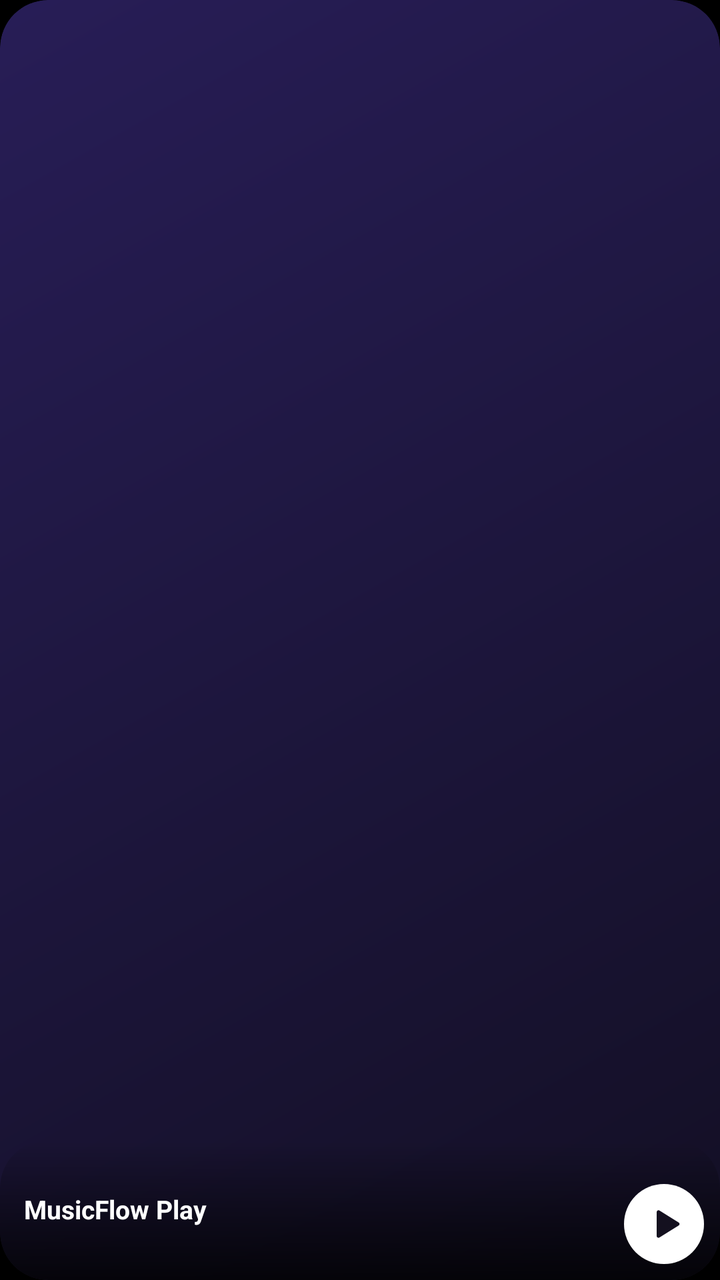
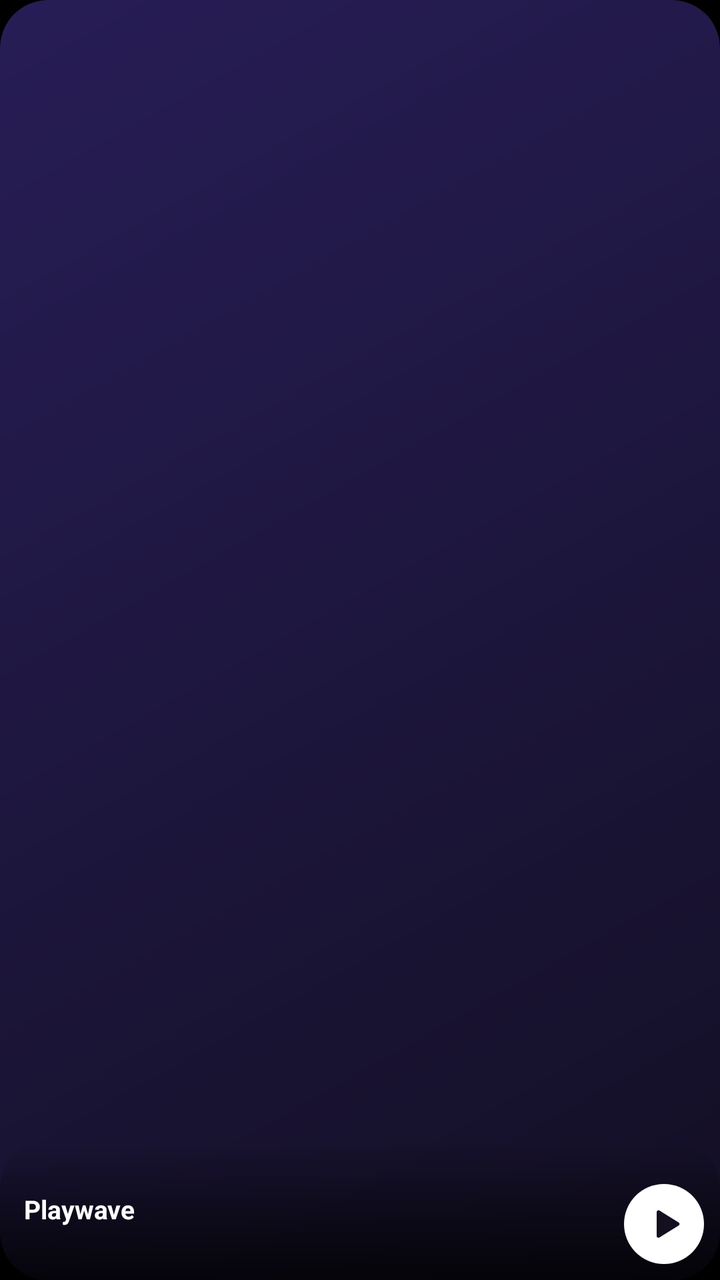

Before-and-after screenshots of an Android layout around one commit, followed by the original layout XML and the change that was made.
<!-- AndroidManifest.xml: application theme Theme.MusicFlowPlay -->
<!-- res/layout/widget_mini.xml -->
<?xml version="1.0" encoding="utf-8"?>
<FrameLayout xmlns:android="http://schemas.android.com/apk/res/android"
    android:id="@+id/w_root" android:layout_width="match_parent" android:layout_height="match_parent"
    android:background="@drawable/widget_bg" android:clipToOutline="true">
    <ImageView android:id="@+id/w_cover" android:layout_width="match_parent" android:layout_height="match_parent"
        android:scaleType="centerCrop" android:src="@mipmap/ic_launcher" android:contentDescription="Cover" />
    <LinearLayout android:layout_width="match_parent" android:layout_height="wrap_content" android:layout_gravity="bottom"
        android:orientation="horizontal" android:gravity="center_vertical" android:background="@drawable/widget_scrim"
        android:paddingStart="12dp" android:paddingEnd="8dp" android:paddingTop="22dp" android:paddingBottom="8dp">
        <LinearLayout android:layout_width="0dp" android:layout_height="wrap_content" android:layout_weight="1" android:orientation="vertical">
            <TextView android:id="@+id/w_title" android:layout_width="match_parent" android:layout_height="wrap_content"
                android:text="MusicFlow Play" android:textColor="#FFFFFF" android:textSize="13sp" android:textStyle="bold"
                android:maxLines="1" android:ellipsize="end" />
            <TextView android:id="@+id/w_artist" android:layout_width="match_parent" android:layout_height="wrap_content"
                android:text="" android:textColor="#CCFFFFFF" android:textSize="11sp" android:maxLines="1" android:ellipsize="end" />
        </LinearLayout>
        <ImageButton android:id="@+id/w_play" android:layout_width="40dp" android:layout_height="40dp" android:padding="9dp"
            android:background="@drawable/widget_play_bg" android:scaleType="fitCenter" android:src="@drawable/ic_w_play" android:contentDescription="Play or pause" />
    </LinearLayout>
</FrameLayout>
<!-- resources referenced by this layout -->
<resources>
  <!-- drawable ic_w_play (drawable) -->
  <vector xmlns:android="http://schemas.android.com/apk/res/android" android:width="24dp" android:height="24dp" android:viewportWidth="24" android:viewportHeight="24">
    <path android:fillColor="#FF14101F" android:pathData="M8,5.5v13a1,1 0,0 0,1.5 0.86l10.5,-6.5a1,1 0,0 0,0 -1.72L9.5,4.64A1,1 0,0 0,8 5.5z"/>
  </vector>
  <!-- drawable widget_bg (drawable) -->
  <?xml version="1.0" encoding="utf-8"?>
  <shape xmlns:android="http://schemas.android.com/apk/res/android" android:shape="rectangle">
      <gradient android:startColor="#F02A1F5C" android:endColor="#F0141026" android:angle="315" />
      <corners android:radius="24dp" />
  </shape>
  <!-- drawable widget_play_bg (drawable) -->
  <shape xmlns:android="http://schemas.android.com/apk/res/android" android:shape="oval"><solid android:color="#FFFFFFFF" /></shape>
  <!-- drawable widget_scrim (drawable) -->
  <shape xmlns:android="http://schemas.android.com/apk/res/android" android:shape="rectangle">
      <gradient android:startColor="#00000000" android:endColor="#CC000000" android:angle="270" />
      <corners android:radius="24dp" />
  </shape>
  <!-- mipmap ic_launcher (mipmap-anydpi-v26) -->
  <?xml version="1.0" encoding="utf-8"?>
  <adaptive-icon xmlns:android="http://schemas.android.com/apk/res/android">
      <background android:drawable="@color/ic_launcher_background" />
      <foreground android:drawable="@drawable/ic_launcher_foreground" />
  </adaptive-icon>
  <style name="Theme.MusicFlowPlay" parent="Theme.AppCompat.NoActionBar">
          <item name="android:statusBarColor">@android:color/transparent</item>
          <item name="android:navigationBarColor">@android:color/transparent</item>
          <item name="android:windowBackground">#000000</item>
      </style>
  <color name="ic_launcher_background">#10242A</color>
  <!-- drawable ic_launcher_foreground (drawable) -->
  <?xml version="1.0" encoding="utf-8"?>
  <vector xmlns:android="http://schemas.android.com/apk/res/android"
      android:width="108dp"
      android:height="108dp"
      android:viewportWidth="108"
      android:viewportHeight="108">
      <path
          android:fillColor="#29E0E8"
          android:pathData="M62,24 L62,64 A14,12 0 1,1 56,53 L56,34 L74,29 L74,55 A14,12 0 1,1 68,44 L68,20 Z" />
  </vector>
</resources>

<!-- the commit's change to res/layout/widget_mini.xml (unified diff, before → after) -->
@@ -9,7 +9,7 @@
         android:paddingStart="12dp" android:paddingEnd="8dp" android:paddingTop="22dp" android:paddingBottom="8dp">
         <LinearLayout android:layout_width="0dp" android:layout_height="wrap_content" android:layout_weight="1" android:orientation="vertical">
             <TextView android:id="@+id/w_title" android:layout_width="match_parent" android:layout_height="wrap_content"
-                android:text="MusicFlow Play" android:textColor="#FFFFFF" android:textSize="13sp" android:textStyle="bold"
+                android:text="Playwave" android:textColor="#FFFFFF" android:textSize="13sp" android:textStyle="bold"
                 android:maxLines="1" android:ellipsize="end" />
             <TextView android:id="@+id/w_artist" android:layout_width="match_parent" android:layout_height="wrap_content"
                 android:text="" android:textColor="#CCFFFFFF" android:textSize="11sp" android:maxLines="1" android:ellipsize="end" />
